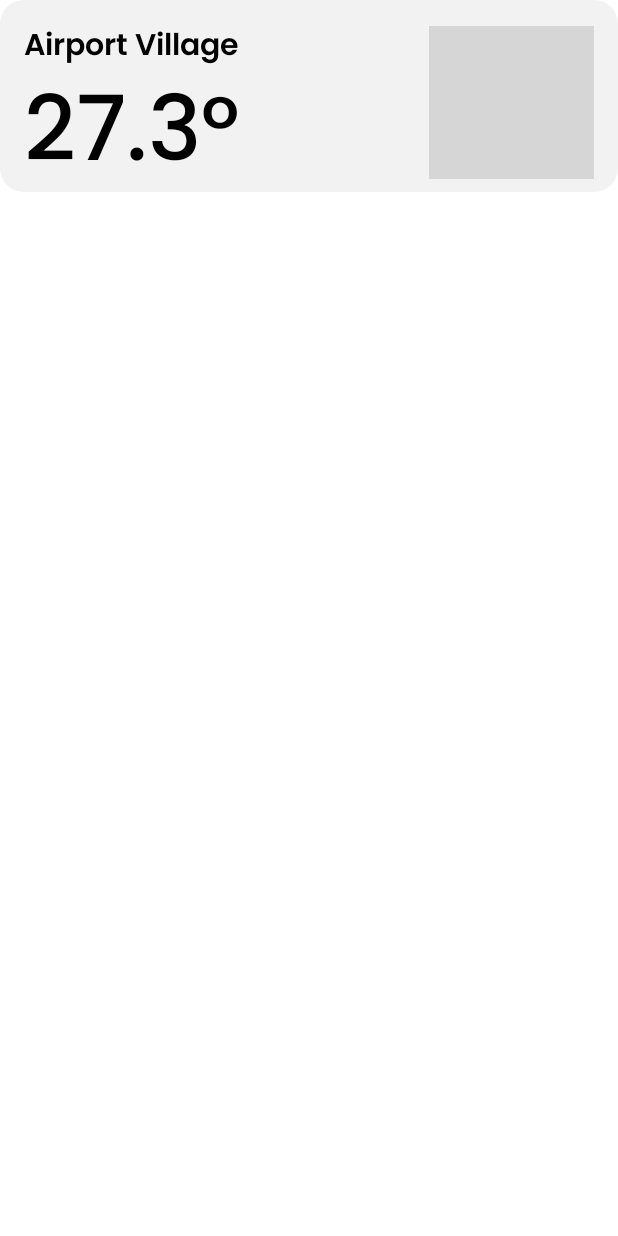
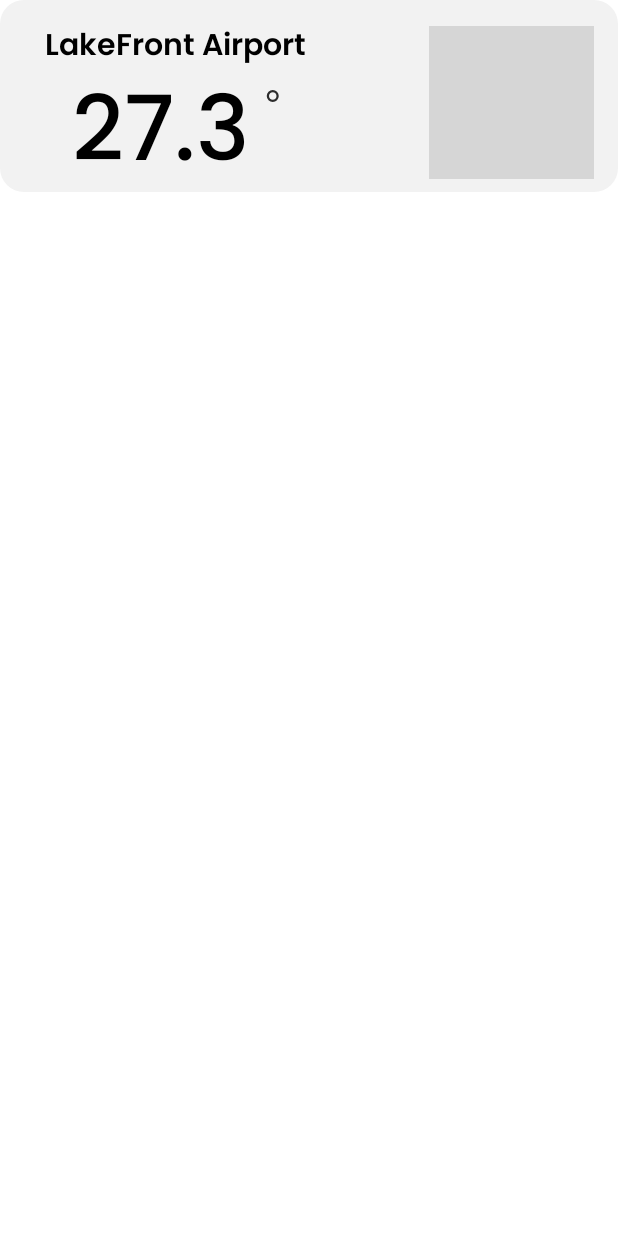
Before and after one commit to rishirajput/Weather-Android-App, an Android app built with Jetpack Compose: the @Preview function PreviewLocationResult, on a phone screen of 412 x 824 dp. Run offline under Robolectric (Android 15) with nearby library versions, the phone set to English and light mode, and no system bars; pictures from the network do not load; grey boxes are pictures that could not be loaded.

Commit message:
use CurrentTemperature in LocationResultCard

```diff
--- a/app/src/main/java/com/rishirajput/weather/presentation/ui/compose/CurrentTemperature.kt
+++ b/app/src/main/java/com/rishirajput/weather/presentation/ui/compose/CurrentTemperature.kt
@@ -10,19 +10,20 @@ import androidx.compose.runtime.Composable
 import androidx.compose.ui.Alignment
 import androidx.compose.ui.Modifier
 import androidx.compose.ui.res.painterResource
+import androidx.compose.ui.text.TextStyle
 import androidx.compose.ui.unit.dp
 import com.rishirajput.weather.R
 import com.rishirajput.weather.presentation.ui.theme.textStyleTemperatureLarge
 
 
 @Composable
-fun CurrentTemperature(temperature: Double, modifier: Modifier) {
+fun CurrentTemperature(temperature: Double, modifier: Modifier, textStyle: TextStyle = textStyleTemperatureLarge) {
     Row(
         modifier = modifier
     ) {
         Text(
             text = "$temperature",
-            style = textStyleTemperatureLarge,
+            style = textStyle,
             modifier = Modifier.align(Alignment.CenterVertically)
         )
         Spacer(modifier = Modifier.width(11.dp))
--- a/app/src/main/java/com/rishirajput/weather/presentation/ui/compose/LocationResultCard.kt
+++ b/app/src/main/java/com/rishirajput/weather/presentation/ui/compose/LocationResultCard.kt
@@ -29,7 +29,7 @@ fun LocationResultCard(weatherData: WeatherData, onClick: () -> Unit) {
             .fillMaxWidth()
             .highlightedBackGround()
             .clickable(onClick = onClick)
-            .padding(start = 16.dp, top = 16.dp, end = 16.dp),
+            .padding(start = 30.dp, top = 16.dp, end = 16.dp),
         verticalAlignment = Alignment.CenterVertically,
         horizontalArrangement = Arrangement.SpaceBetween
     ) {
@@ -38,12 +38,10 @@ fun LocationResultCard(weatherData: WeatherData, onClick: () -> Unit) {
                 text = weatherData.locationName,
                 style = textStyleLoationName
             )
-            Text(
-                text = "${weatherData.temperature}°",
-                style = textStyleCurrentTemperature,
-                modifier = Modifier
-                    .align(Alignment.CenterHorizontally)
-
+            CurrentTemperature(
+                temperature = weatherData.temperature,
+                modifier = Modifier.align(Alignment.CenterHorizontally),
+                textStyle = textStyleCurrentTemperature
             )
         }
         val painter = rememberAsyncImagePainter(model = updateImageSizeInUrl("https:${weatherData.icon}", 128))
@@ -62,7 +60,7 @@ fun LocationResultCard(weatherData: WeatherData, onClick: () -> Unit) {
 @Composable
 fun PreviewLocationResult() {
     val dummyWeatherData = WeatherData(
-        locationName = "Airport Village",
+        locationName = "LakeFront Airport",
         temperature = 27.3,
         condition = "Patchy rain nearby",
         icon = "//cdn.weatherapi.com/weather/64x64/night/176.png",
```
